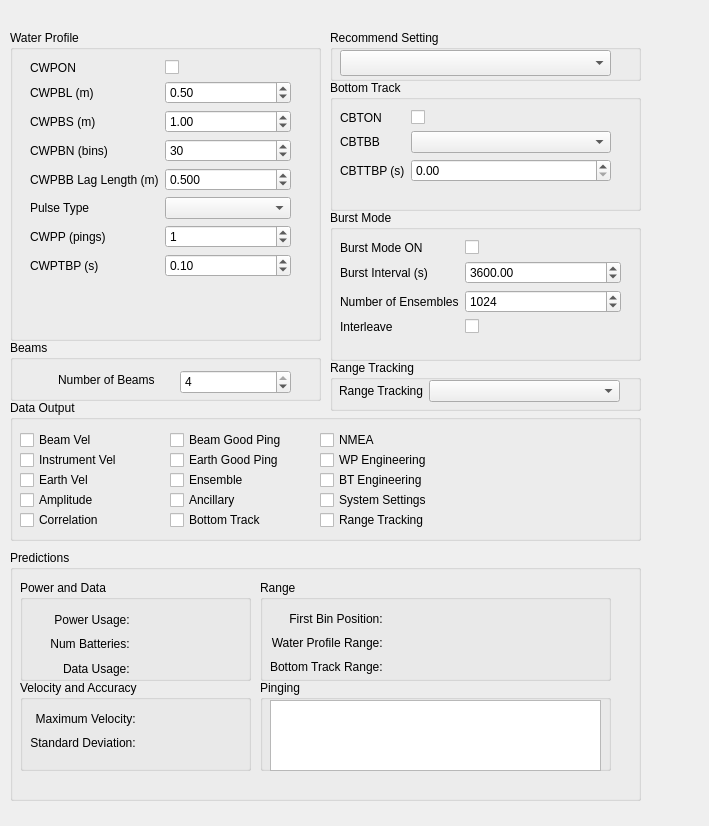
The window that Frontend/qt/Predictor/subsystem_view.ui (ricorx7/rti_python) describes before a commit, drawn with Qt 5.
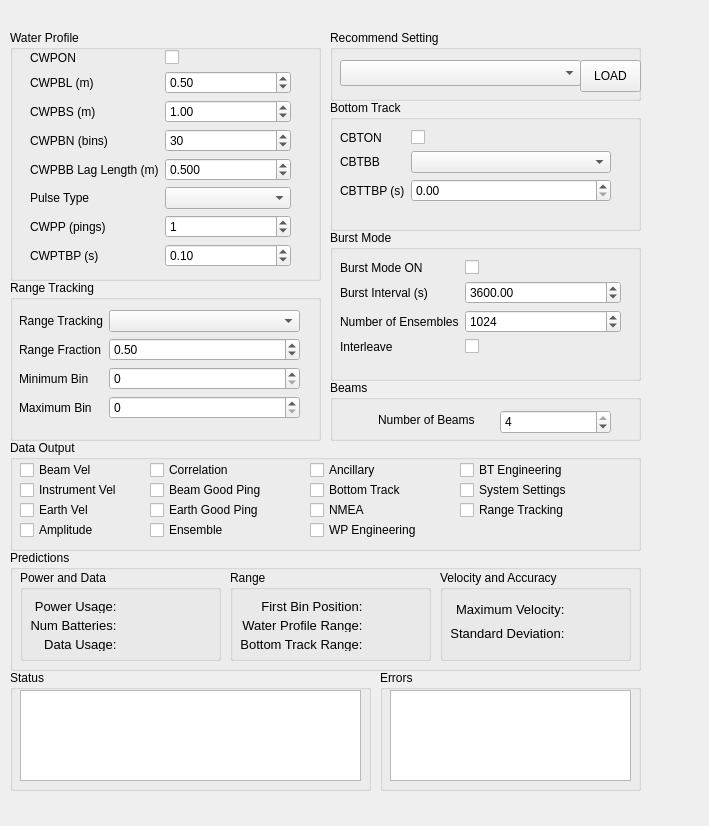
The same window after the commit.

```diff
--- a/Frontend/qt/Predictor/subsystem_view.ui
+++ b/Frontend/qt/Predictor/subsystem_view.ui
@@ -17,7 +17,7 @@
    <property name="geometry">
     <rect>
      <x>330</x>
-     <y>80</y>
+     <y>100</y>
      <width>311</width>
      <height>131</height>
     </rect>
@@ -31,7 +31,7 @@
       <x>10</x>
       <y>30</y>
       <width>271</width>
-      <height>101</height>
+      <height>91</height>
      </rect>
     </property>
     <layout class="QFormLayout" name="formLayout_2">
@@ -76,7 +76,7 @@
    <property name="geometry">
     <rect>
      <x>330</x>
-     <y>210</y>
+     <y>230</y>
      <width>311</width>
      <height>151</height>
     </rect>
@@ -90,7 +90,7 @@
       <x>10</x>
       <y>30</y>
       <width>281</width>
-      <height>112</height>
+      <height>111</height>
      </rect>
     </property>
     <layout class="QFormLayout" name="formLayout_3">
@@ -171,7 +171,7 @@
      <x>10</x>
      <y>30</y>
      <width>311</width>
-     <height>311</height>
+     <height>251</height>
     </rect>
    </property>
    <property name="title">
@@ -181,9 +181,9 @@
     <property name="geometry">
      <rect>
       <x>20</x>
-      <y>30</y>
+      <y>20</y>
       <width>261</width>
-      <height>271</height>
+      <height>221</height>
      </rect>
     </property>
     <layout class="QFormLayout" name="formLayout">
@@ -332,9 +332,9 @@
    <property name="geometry">
     <rect>
      <x>10</x>
-     <y>400</y>
+     <y>440</y>
      <width>631</width>
-     <height>141</height>
+     <height>111</height>
     </rect>
    </property>
    <property name="title">
@@ -344,7 +344,7 @@
     <property name="geometry">
      <rect>
       <x>10</x>
-      <y>30</y>
+      <y>20</y>
       <width>86</width>
       <height>20</height>
      </rect>
@@ -357,7 +357,7 @@
     <property name="geometry">
      <rect>
       <x>10</x>
-      <y>50</y>
+      <y>40</y>
       <width>111</width>
       <height>20</height>
      </rect>
@@ -370,7 +370,7 @@
     <property name="geometry">
      <rect>
       <x>10</x>
-      <y>70</y>
+      <y>60</y>
       <width>86</width>
       <height>20</height>
      </rect>
@@ -383,7 +383,7 @@
     <property name="geometry">
      <rect>
       <x>10</x>
-      <y>90</y>
+      <y>80</y>
       <width>86</width>
       <height>20</height>
      </rect>
@@ -395,8 +395,8 @@
    <widget class="QCheckBox" name="cedCorrCheckBox">
     <property name="geometry">
      <rect>
-      <x>10</x>
-      <y>110</y>
+      <x>140</x>
+      <y>20</y>
       <width>111</width>
       <height>20</height>
      </rect>
@@ -408,8 +408,8 @@
    <widget class="QCheckBox" name="cedBeamGoodPingCheckBox">
     <property name="geometry">
      <rect>
-      <x>160</x>
-      <y>30</y>
+      <x>140</x>
+      <y>40</y>
       <width>131</width>
       <height>20</height>
      </rect>
@@ -421,8 +421,8 @@
    <widget class="QCheckBox" name="cedEarthGoodPingCheckBox">
     <property name="geometry">
      <rect>
-      <x>160</x>
-      <y>50</y>
+      <x>140</x>
+      <y>60</y>
       <width>131</width>
       <height>20</height>
      </rect>
@@ -434,8 +434,8 @@
    <widget class="QCheckBox" name="cedEnsCheckBox">
     <property name="geometry">
      <rect>
-      <x>160</x>
-      <y>70</y>
+      <x>140</x>
+      <y>80</y>
       <width>86</width>
       <height>20</height>
      </rect>
@@ -447,8 +447,8 @@
    <widget class="QCheckBox" name="cedAncCheckBox">
     <property name="geometry">
      <rect>
-      <x>160</x>
-      <y>90</y>
+      <x>300</x>
+      <y>20</y>
       <width>86</width>
       <height>20</height>
      </rect>
@@ -460,8 +460,8 @@
    <widget class="QCheckBox" name="cedBtCheckBox">
     <property name="geometry">
      <rect>
-      <x>160</x>
-      <y>110</y>
+      <x>300</x>
+      <y>40</y>
       <width>121</width>
       <height>20</height>
      </rect>
@@ -473,8 +473,8 @@
    <widget class="QCheckBox" name="cedNmeaCheckBox">
     <property name="geometry">
      <rect>
-      <x>310</x>
-      <y>30</y>
+      <x>300</x>
+      <y>60</y>
       <width>86</width>
       <height>20</height>
      </rect>
@@ -486,8 +486,8 @@
    <widget class="QCheckBox" name="cedWpEngCheckBox">
     <property name="geometry">
      <rect>
-      <x>310</x>
-      <y>50</y>
+      <x>300</x>
+      <y>80</y>
       <width>131</width>
       <height>20</height>
      </rect>
@@ -499,8 +499,8 @@
    <widget class="QCheckBox" name="cedBtEngCheckBox">
     <property name="geometry">
      <rect>
-      <x>310</x>
-      <y>70</y>
+      <x>450</x>
+      <y>20</y>
       <width>121</width>
       <height>20</height>
      </rect>
@@ -512,8 +512,8 @@
    <widget class="QCheckBox" name="cedSysSettingCheckBox">
     <property name="geometry">
      <rect>
-      <x>310</x>
-      <y>90</y>
+      <x>450</x>
+      <y>40</y>
       <width>131</width>
       <height>20</height>
      </rect>
@@ -525,8 +525,8 @@
    <widget class="QCheckBox" name="cedRangeTrackingCheckBox">
     <property name="geometry">
      <rect>
-      <x>310</x>
-      <y>110</y>
+      <x>450</x>
+      <y>60</y>
       <width>131</width>
       <height>20</height>
      </rect>
@@ -536,13 +536,13 @@
     </property>
    </widget>
   </widget>
-  <widget class="QGroupBox" name="groupBox_5">
+  <widget class="QGroupBox" name="predictionGroupBox">
    <property name="geometry">
     <rect>
      <x>10</x>
      <y>550</y>
      <width>631</width>
-     <height>251</height>
+     <height>121</height>
     </rect>
    </property>
    <property name="autoFillBackground">
@@ -554,10 +554,10 @@
    <widget class="QGroupBox" name="groupBox_7">
     <property name="geometry">
      <rect>
-      <x>250</x>
-      <y>30</y>
-      <width>351</width>
-      <height>101</height>
+      <x>220</x>
+      <y>20</y>
+      <width>201</width>
+      <height>91</height>
      </rect>
     </property>
     <property name="title">
@@ -568,13 +568,18 @@
       <rect>
        <x>10</x>
        <y>30</y>
-       <width>211</width>
-       <height>66</height>
+       <width>181</width>
+       <height>51</height>
       </rect>
      </property>
      <layout class="QGridLayout" name="gridLayout_3">
       <item row="1" column="0">
        <widget class="QLabel" name="label_25">
+        <property name="font">
+         <font>
+          <pointsize>10</pointsize>
+         </font>
+        </property>
         <property name="text">
          <string>Water Profile Range: </string>
         </property>
@@ -585,6 +590,11 @@
       </item>
       <item row="2" column="0">
        <widget class="QLabel" name="label_27">
+        <property name="font">
+         <font>
+          <pointsize>10</pointsize>
+         </font>
+        </property>
         <property name="text">
          <string>Bottom Track Range: </string>
         </property>
@@ -609,6 +619,11 @@
       </item>
       <item row="0" column="0">
        <widget class="QLabel" name="label_23">
+        <property name="font">
+         <font>
+          <pointsize>10</pointsize>
+         </font>
+        </property>
         <property name="text">
          <string>First Bin Position: </string>
         </property>
@@ -627,72 +642,13 @@
      </layout>
     </widget>
    </widget>
-   <widget class="QGroupBox" name="velAccGroupBox">
-    <property name="geometry">
-     <rect>
-      <x>10</x>
-      <y>130</y>
-      <width>231</width>
-      <height>91</height>
-     </rect>
-    </property>
-    <property name="title">
-     <string>Velocity and Accuracy</string>
-    </property>
-    <widget class="QWidget" name="layoutWidget">
-     <property name="geometry">
-      <rect>
-       <x>10</x>
-       <y>30</y>
-       <width>211</width>
-       <height>42</height>
-      </rect>
-     </property>
-     <layout class="QGridLayout" name="gridLayout">
-      <item row="0" column="0">
-       <widget class="QLabel" name="label_19">
-        <property name="text">
-         <string>Maximum Velocity: </string>
-        </property>
-        <property name="alignment">
-         <set>Qt::AlignRight|Qt::AlignTrailing|Qt::AlignVCenter</set>
-        </property>
-       </widget>
-      </item>
-      <item row="0" column="1">
-       <widget class="QLabel" name="maxVelLabel">
-        <property name="text">
-         <string/>
-        </property>
-       </widget>
-      </item>
-      <item row="1" column="0">
-       <widget class="QLabel" name="label_21">
-        <property name="text">
-         <string>Standard Deviation: </string>
-        </property>
-        <property name="alignment">
-         <set>Qt::AlignRight|Qt::AlignTrailing|Qt::AlignVCenter</set>
-        </property>
-       </widget>
-      </item>
-      <item row="1" column="1">
-       <widget class="QLabel" name="stdLabel">
-        <property name="text">
-         <string/>
-        </property>
-       </widget>
-      </item>
-     </layout>
-    </widget>
-   </widget>
    <widget class="QGroupBox" name="groupBox_9">
     <property name="geometry">
      <rect>
       <x>10</x>
-      <y>30</y>
-      <width>231</width>
-      <height>101</height>
+      <y>20</y>
+      <width>201</width>
+      <height>91</height>
      </rect>
     </property>
     <property name="title">
@@ -703,8 +659,8 @@
       <rect>
        <x>10</x>
        <y>30</y>
-       <width>211</width>
-       <height>68</height>
+       <width>181</width>
+       <height>51</height>
       </rect>
      </property>
      <layout class="QGridLayout" name="gridLayout_2">
@@ -724,6 +680,11 @@
       </item>
       <item row="1" column="0">
        <widget class="QLabel" name="label_17">
+        <property name="font">
+         <font>
+          <pointsize>10</pointsize>
+         </font>
+        </property>
         <property name="text">
          <string>Num Batteries: </string>
         </property>
@@ -747,6 +708,11 @@
           <verstretch>0</verstretch>
          </sizepolicy>
         </property>
+        <property name="font">
+         <font>
+          <pointsize>10</pointsize>
+         </font>
+        </property>
         <property name="text">
          <string>Power Usage: </string>
         </property>
@@ -757,6 +723,11 @@
       </item>
       <item row="2" column="0">
        <widget class="QLabel" name="label_29">
+        <property name="font">
+         <font>
+          <pointsize>10</pointsize>
+         </font>
+        </property>
         <property name="text">
          <string>Data Usage: </string>
         </property>
@@ -768,29 +739,6 @@
      </layout>
     </widget>
    </widget>
-   <widget class="QGroupBox" name="groupBox_10">
-    <property name="geometry">
-     <rect>
-      <x>250</x>
-      <y>130</y>
-      <width>351</width>
-      <height>91</height>
-     </rect>
-    </property>
-    <property name="title">
-     <string>Pinging</string>
-    </property>
-    <widget class="QTextBrowser" name="pingingTextBrowser">
-     <property name="geometry">
-      <rect>
-       <x>10</x>
-       <y>20</y>
-       <width>331</width>
-       <height>71</height>
-      </rect>
-     </property>
-    </widget>
-   </widget>
   </widget>
   <widget class="QLabel" name="freqLabel">
    <property name="geometry">
@@ -808,8 +756,8 @@
   <widget class="QGroupBox" name="groupBox_6">
    <property name="geometry">
     <rect>
-     <x>10</x>
-     <y>340</y>
+     <x>330</x>
+     <y>380</y>
      <width>311</width>
      <height>61</height>
     </rect>
@@ -856,7 +804,7 @@
      <x>330</x>
      <y>30</y>
      <width>311</width>
-     <height>51</height>
+     <height>71</height>
     </rect>
    </property>
    <property name="title">
@@ -866,20 +814,33 @@
     <property name="geometry">
      <rect>
       <x>10</x>
-      <y>20</y>
-      <width>271</width>
+      <y>30</y>
+      <width>241</width>
       <height>26</height>
      </rect>
     </property>
    </widget>
+   <widget class="QPushButton" name="presetButton">
+    <property name="geometry">
+     <rect>
+      <x>250</x>
+      <y>30</y>
+      <width>61</width>
+      <height>32</height>
+     </rect>
+    </property>
+    <property name="text">
+     <string>LOAD</string>
+    </property>
+   </widget>
   </widget>
   <widget class="QGroupBox" name="groupBox_11">
    <property name="geometry">
     <rect>
-     <x>330</x>
-     <y>360</y>
+     <x>10</x>
+     <y>280</y>
      <width>311</width>
-     <height>51</height>
+     <height>161</height>
     </rect>
    </property>
    <property name="title">
@@ -889,15 +850,12 @@
     <property name="geometry">
      <rect>
       <x>9</x>
-      <y>20</y>
+      <y>30</y>
       <width>281</width>
-      <height>31</height>
+      <height>121</height>
      </rect>
     </property>
     <layout class="QFormLayout" name="formLayout_4">
-     <item row="0" column="1">
-      <widget class="QComboBox" name="rangeTrackingComboBox"/>
-     </item>
      <item row="0" column="0">
       <widget class="QLabel" name="label_20">
        <property name="text">
@@ -905,9 +863,161 @@
        </property>
       </widget>
      </item>
+     <item row="0" column="1">
+      <widget class="QComboBox" name="rangeTrackingComboBox"/>
+     </item>
+     <item row="1" column="0">
+      <widget class="QLabel" name="label_22">
+       <property name="text">
+        <string>Range Fraction</string>
+       </property>
+      </widget>
+     </item>
+     <item row="1" column="1">
+      <widget class="QDoubleSpinBox" name="cwprtRangeFractionSpinBox">
+       <property name="value">
+        <double>0.500000000000000</double>
+       </property>
+      </widget>
+     </item>
+     <item row="2" column="0">
+      <widget class="QLabel" name="label_24">
+       <property name="text">
+        <string>Minimum Bin</string>
+       </property>
+      </widget>
+     </item>
+     <item row="2" column="1">
+      <widget class="QSpinBox" name="cwprtMinBinSpinBox"/>
+     </item>
+     <item row="3" column="0">
+      <widget class="QLabel" name="label_26">
+       <property name="text">
+        <string>Maximum Bin</string>
+       </property>
+      </widget>
+     </item>
+     <item row="3" column="1">
+      <widget class="QSpinBox" name="cwprtMaxBinSpinBox"/>
+     </item>
     </layout>
    </widget>
   </widget>
+  <widget class="QGroupBox" name="velAccGroupBox">
+   <property name="geometry">
+    <rect>
+     <x>440</x>
+     <y>570</y>
+     <width>191</width>
+     <height>91</height>
+    </rect>
+   </property>
+   <property name="title">
+    <string>Velocity and Accuracy</string>
+   </property>
+   <widget class="QWidget" name="layoutWidget">
+    <property name="geometry">
+     <rect>
+      <x>10</x>
+      <y>30</y>
+      <width>171</width>
+      <height>42</height>
+     </rect>
+    </property>
+    <layout class="QGridLayout" name="gridLayout">
+     <item row="0" column="0">
+      <widget class="QLabel" name="label_19">
+       <property name="font">
+        <font>
+         <pointsize>10</pointsize>
+        </font>
+       </property>
+       <property name="text">
+        <string>Maximum Velocity: </string>
+       </property>
+       <property name="alignment">
+        <set>Qt::AlignRight|Qt::AlignTrailing|Qt::AlignVCenter</set>
+       </property>
+      </widget>
+     </item>
+     <item row="0" column="1">
+      <widget class="QLabel" name="maxVelLabel">
+       <property name="text">
+        <string/>
+       </property>
+      </widget>
+     </item>
+     <item row="1" column="0">
+      <widget class="QLabel" name="label_21">
+       <property name="font">
+        <font>
+         <pointsize>10</pointsize>
+        </font>
+       </property>
+       <property name="text">
+        <string>Standard Deviation: </string>
+       </property>
+       <property name="alignment">
+        <set>Qt::AlignRight|Qt::AlignTrailing|Qt::AlignVCenter</set>
+       </property>
+      </widget>
+     </item>
+     <item row="1" column="1">
+      <widget class="QLabel" name="stdLabel">
+       <property name="text">
+        <string/>
+       </property>
+      </widget>
+     </item>
+    </layout>
+   </widget>
+  </widget>
+  <widget class="QGroupBox" name="groupBox_10">
+   <property name="geometry">
+    <rect>
+     <x>10</x>
+     <y>670</y>
+     <width>361</width>
+     <height>121</height>
+    </rect>
+   </property>
+   <property name="title">
+    <string>Status</string>
+   </property>
+   <widget class="QTextBrowser" name="pingingTextBrowser">
+    <property name="geometry">
+     <rect>
+      <x>10</x>
+      <y>20</y>
+      <width>341</width>
+      <height>91</height>
+     </rect>
+    </property>
+   </widget>
+  </widget>
+  <widget class="QGroupBox" name="groupBox_12">
+   <property name="geometry">
+    <rect>
+     <x>380</x>
+     <y>670</y>
+     <width>261</width>
+     <height>121</height>
+    </rect>
+   </property>
+   <property name="title">
+    <string>Errors</string>
+   </property>
+   <widget class="QTextBrowser" name="errorTextBrowser">
+    <property name="geometry">
+     <rect>
+      <x>10</x>
+      <y>20</y>
+      <width>241</width>
+      <height>91</height>
+     </rect>
+    </property>
+   </widget>
+  </widget>
  </widget>
  <resources/>
  <connections/>
```
